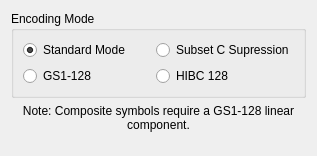
First picture: the form in frontend_qt/grpC128.ui, repository novcom/zint, before the edit.
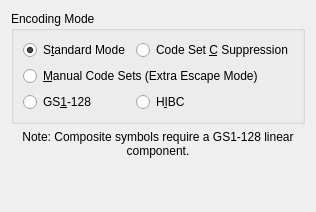
Second picture: the form after the edit.

```diff
--- a/frontend_qt/grpC128.ui
+++ b/frontend_qt/grpC128.ui
@@ -2,14 +2,6 @@
 <ui version="4.0">
  <class>grpC128</class>
  <widget class="QWidget" name="grpC128">
-  <property name="geometry">
-   <rect>
-    <x>0</x>
-    <y>0</y>
-    <width>317</width>
-    <height>156</height>
-   </rect>
-  </property>
   <property name="maximumSize">
    <size>
     <width>600</width>
@@ -26,13 +18,13 @@
       <string>Encoding Mode</string>
      </property>
      <layout class="QGridLayout" name="gridLayoutC128EncodingMode">
-      <property name="sizeConstraint">
-       <enum>QLayout::SetMinimumSize</enum>
-      </property>
       <item row="0" column="0">
        <widget class="QRadioButton" name="radC128Stand">
         <property name="text">
-         <string>Standard Mode</string>
+         <string>S&amp;tandard Mode</string>
+        </property>
+        <property name="toolTip">
+         <string>Process data as normal</string>
         </property>
         <property name="checked">
          <bool>true</bool>
@@ -42,21 +34,42 @@
       <item row="0" column="1">
        <widget class="QRadioButton" name="radC128CSup">
         <property name="text">
-         <string>Subset C Supression</string>
+         <string>Code Set &amp;C Suppression</string>
         </property>
        </widget>
       </item>
-      <item row="1" column="0">
+      <item row="1" column="0" colspan="2">
+       <widget class="QRadioButton" name="radC128ExtraEsc">
+        <property name="text">
+         <string>&amp;Manual Code Sets (Extra Escape Mode)</string>
+        </property>
+        <property name="toolTip">
+         <string>Process special escape sequences &quot;\^A&quot;, &quot;\^B&quot; and
+&quot;\^C&quot; allowing manual Code Set selection</string>
+        </property>
+       </widget>
+      </item>
+      <item row="2" column="0">
        <widget class="QRadioButton" name="radC128EAN">
         <property name="text">
-         <string>GS1-128</string>
+         <string>GS&amp;1-128</string>
+        </property>
+        <property name="toolTip">
+         <string>Process data as GS1 General Specifications data,
+formatted with Application Identifiers (AIs)</string>
         </property>
        </widget>
       </item>
-      <item row="1" column="1">
+      <item row="2" column="1">
        <widget class="QRadioButton" name="radC128HIBC">
         <property name="text">
-         <string>HIBC 128</string>
+         <string>H&amp;IBC</string>
+        </property>
+        <property name="toolTip">
+         <string>Process data as a Health Industry Barcode (HIBC)
+Labeler Identification Code (LIC)
+For Provider Applications Standard (PAS), preface
+the data with a slash &quot;/&quot;</string>
         </property>
        </widget>
       </item>
@@ -71,11 +84,6 @@
        <verstretch>0</verstretch>
       </sizepolicy>
      </property>
-     <property name="font">
-      <font>
-       <pointsize>9</pointsize>
-      </font>
-     </property>
      <property name="text">
       <string>Note: Composite symbols require a GS1-128 linear component.</string>
      </property>
```
Left out of the diff: 11 changed lines with no effect on the pictures.
